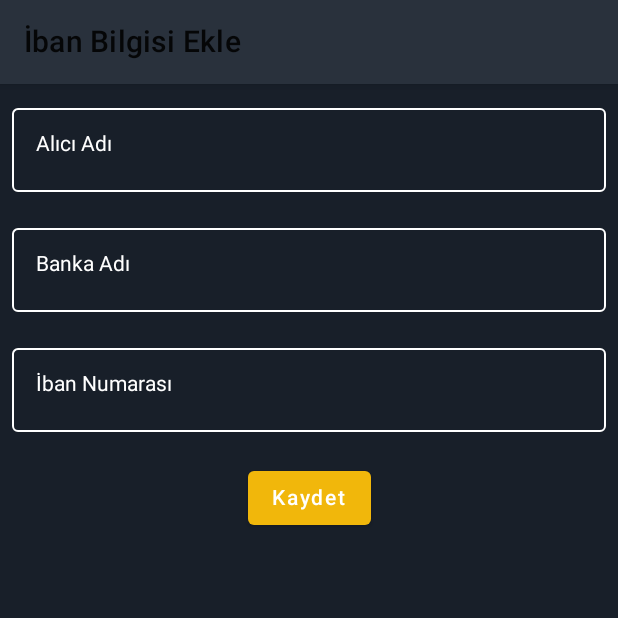
After one commit to imonursahin/ibansfer-with-kotlin, an Android app built with Jetpack Compose: the composable AddIbanScreen shown on its own in the app's theme, on a phone screen of 412 x 824 dp, the top half of it. The commit adds this screen. Run offline under Robolectric (Android 15) with nearby library versions, the phone set to English and light mode, and no system bars; 2 statements that could not run were skipped.

Commit message:
ıban add page

```diff
--- a/app/src/main/java/com/example/ibanshare/MainActivity.kt
+++ b/app/src/main/java/com/example/ibanshare/MainActivity.kt
@@ -12,6 +12,7 @@ import androidx.navigation.compose.rememberNavController
 import com.example.ibansfer.Pages.PanelScreen
 import com.example.ibansfer.Pages.SplashScreen
 import com.example.ibansfer.Utils.Screen
+import com.example.ibanshare.Pages.AddIbanScreen
 import com.example.ibanshare.ui.theme.IbanShareTheme
 import kotlinx.coroutines.DelicateCoroutinesApi
 
@@ -43,5 +44,6 @@ fun Navigation() {
     ) {
         composable(Screen.SplashScreen.route) { SplashScreen(navController = navController) }
         composable(Screen.PanelScreen.route) { PanelScreen(navController = navController) }
+        composable(Screen.AddIbanScreen.route) { AddIbanScreen(navController = navController) }
     }
 }
--- /dev/null
+++ b/app/src/main/java/com/example/ibanshare/Pages/AddIbanScreen.kt
@@ -0,0 +1,143 @@
+package com.example.ibanshare.Pages
+
+import android.graphics.fonts.FontFamily
+import androidx.compose.foundation.BorderStroke
+import androidx.compose.foundation.layout.*
+import androidx.compose.foundation.shape.RoundedCornerShape
+import androidx.compose.foundation.text.BasicTextField
+import androidx.compose.foundation.text.KeyboardOptions
+import androidx.compose.material.*
+import androidx.compose.material.MaterialTheme.typography
+import androidx.compose.material.icons.Icons
+import androidx.compose.material.icons.filled.Add
+import androidx.compose.material.icons.filled.Edit
+import androidx.compose.material.icons.filled.Email
+import androidx.compose.material.icons.filled.FavoriteBorder
+import androidx.compose.runtime.*
+import androidx.compose.ui.Alignment
+import androidx.compose.ui.Modifier
+import androidx.compose.ui.graphics.Color
+import androidx.compose.ui.res.colorResource
+import androidx.compose.ui.text.TextStyle
+import androidx.compose.ui.text.font.FontFamily.Companion.SansSerif
+import androidx.compose.ui.text.font.FontWeight
+import androidx.compose.ui.text.input.KeyboardType
+import androidx.compose.ui.text.input.PasswordVisualTransformation
+import androidx.compose.ui.text.input.TextFieldValue
+import androidx.compose.ui.text.style.TextDirection
+import androidx.compose.ui.unit.dp
+import androidx.compose.ui.unit.sp
+import androidx.navigation.NavController
+import com.example.ibanshare.R
+
+
+@Composable
+fun AddIbanScreen(navController: NavController) {
+    Scaffold(
+        backgroundColor = colorResource(id = R.color.MainColor),
+        topBar = {
+
+            TopAppBar(
+                title = { Text(text = "İban Bilgisi Ekle") },
+                backgroundColor = colorResource(id = R.color.TopBarColor),
+            )
+        },
+
+        content = {
+            Column {
+                var bankName by remember { mutableStateOf(TextFieldValue("")) }
+                var IbanOwner by remember { mutableStateOf(TextFieldValue("")) }
+                var IbanNumber by remember { mutableStateOf(TextFieldValue("")) }
+
+                OutlinedTextField(
+                    value = bankName,
+                    modifier = Modifier
+                        .padding(8.dp)
+                        .fillMaxWidth(),
+                    label = {
+                        Text(
+                            text = "Alıcı Adı",
+                            style = TextStyle(
+                                color = colorResource(id = R.color.white)
+                            )
+                        )
+                    },
+                    placeholder = { Text(text = "Onur Şahin") },
+                    colors = TextFieldDefaults.outlinedTextFieldColors(
+                        focusedBorderColor = colorResource(id = R.color.FocusColor),
+                        unfocusedBorderColor = colorResource(id = R.color.white)
+                    ),
+                    onValueChange = {
+                        bankName = it
+                    },
+                )
+                OutlinedTextField(
+                    value = IbanOwner,
+                    modifier = Modifier
+                        .padding(8.dp)
+                        .fillMaxWidth(),
+                    label = {
+                        Text(
+                            text = "Banka Adı",
+                            style = TextStyle(
+                                color = colorResource(id = R.color.white)
+                            )
+                        )
+                    },
+                    placeholder = { Text(text = "ABC Bank") },
+                    colors = TextFieldDefaults.outlinedTextFieldColors(
+                        focusedBorderColor = colorResource(id = R.color.FocusColor),
+                        unfocusedBorderColor = colorResource(id = R.color.white)
+                    ),
+                    onValueChange = {
+                        IbanOwner = it
+                    },
+                )
+                OutlinedTextField(
+                    value = IbanNumber,
+                    modifier = Modifier
+                        .padding(8.dp)
+                        .fillMaxWidth(),
+                    label = {
+                        Text(
+                            text = "İban Numarası",
+                            style = TextStyle(
+                                color = colorResource(id = R.color.white)
+                            )
+                        )
+                    },
+                    placeholder = { Text(text = "TRXXXXXXXXXXXXXXX") },
+                    colors = TextFieldDefaults.outlinedTextFieldColors(
+                        focusedBorderColor = colorResource(id = R.color.FocusColor),
+                        unfocusedBorderColor = colorResource(id = R.color.white)
+                    ),
+                    onValueChange = {
+                        IbanNumber = it
+                    },
+                )
+
+                Column(
+                    horizontalAlignment = Alignment.CenterHorizontally,
+                    modifier = Modifier
+                        .fillMaxWidth()
+                        .fillMaxHeight()
+                        .padding(12.dp)
+                ) {
+                    Button(
+                        onClick = { },
+                        colors = ButtonDefaults.buttonColors(
+                            backgroundColor = colorResource(id = R.color.Bttn),
+                            contentColor = colorResource(id = R.color.white)
+                        )
+                    ) {
+                        Text("Kaydet")
+                    }
+                }
+
+
+            }
+
+
+        })
+
+}
--- a/app/src/main/java/com/example/ibanshare/Pages/PanelScreen.kt
+++ b/app/src/main/java/com/example/ibanshare/Pages/PanelScreen.kt
@@ -40,7 +40,9 @@ fun PanelScreen(navController: NavController) {
                 text = {
                     Text(text = "+ Ekle")
                 },
-                onClick = { /* Do something */ },
+                onClick = {
+                    navController.navigate("AddIbanScreen")
+                },
 
                 backgroundColor = colorResource(id = R.color.Bttn),
 
--- a/app/src/main/java/com/example/ibanshare/Utils/NavigationPages.kt
+++ b/app/src/main/java/com/example/ibanshare/Utils/NavigationPages.kt
@@ -4,4 +4,6 @@ package com.example.ibansfer.Utils
 sealed class Screen(val route: String) {
     object SplashScreen : Screen("SplashScreen")
     object PanelScreen : Screen("PanelScreen")
+    object AddIbanScreen : Screen("AddIbanScreen")
+
 }
--- a/app/src/main/res/values/colors.xml
+++ b/app/src/main/res/values/colors.xml
@@ -12,6 +12,7 @@
     <color name="MainColor">#FF181f29</color>
     <color name="TopBarColor">#FF29313c</color>
     <color name="Bttn">#FFF1B70B</color>
+    <color name="FocusColor">#FFF1B70B</color>
 
 
 </resources>
```
